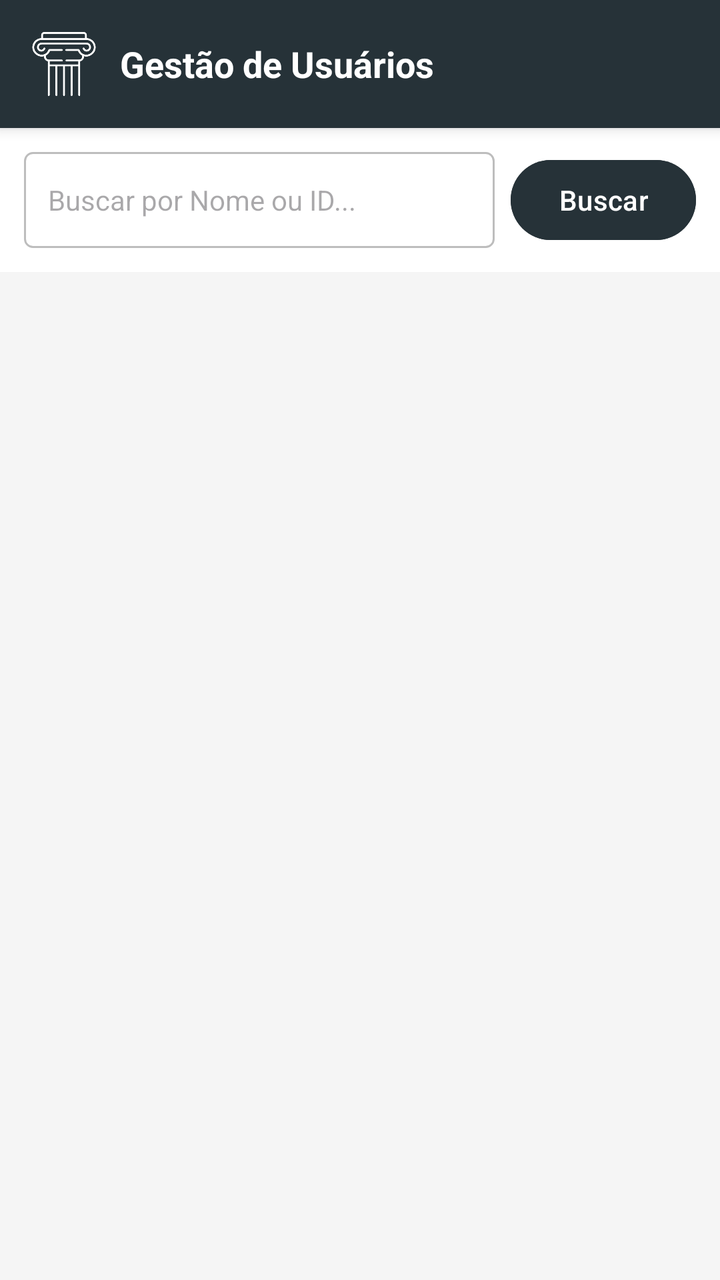
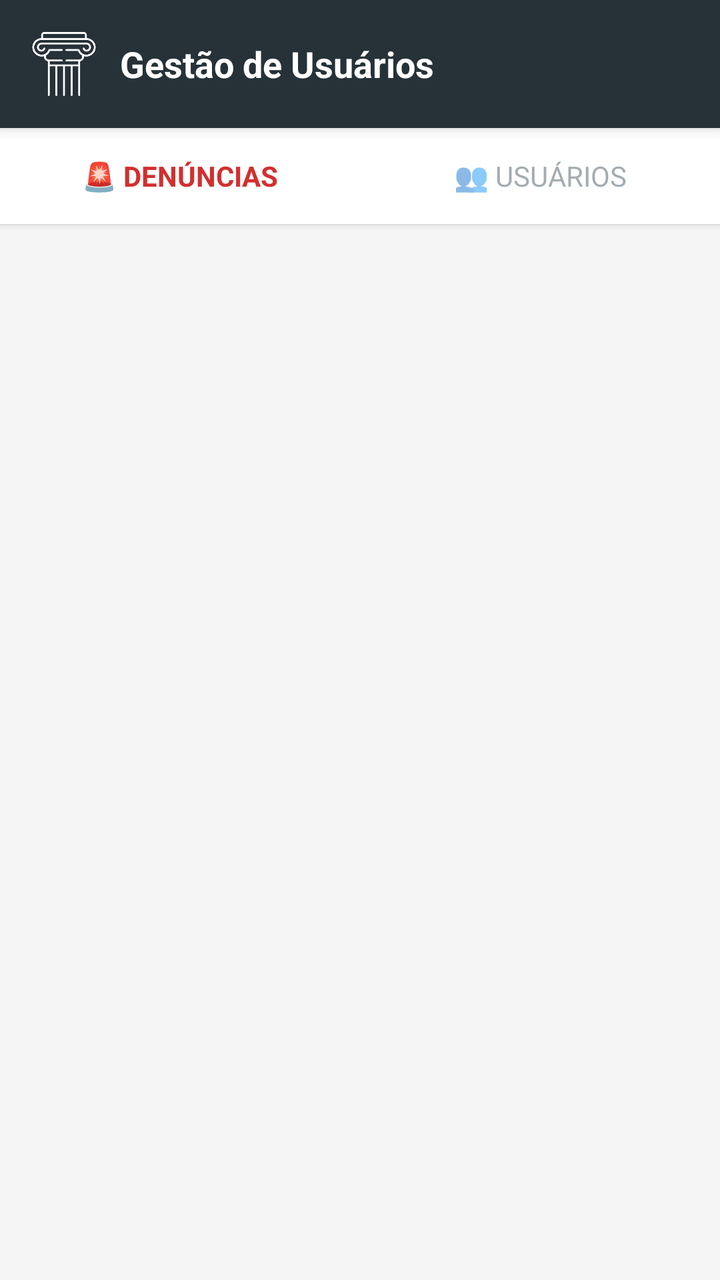

Compare the two renders of this Android layout. The source of the first and the diff that turns it into the second are given below.
<!-- AndroidManifest.xml: application theme Theme.App_Metas_2 -->
<!-- res/layout/tela_moderacao.xml -->
<?xml version="1.0" encoding="utf-8"?>
<LinearLayout xmlns:android="http://schemas.android.com/apk/res/android"
    xmlns:app="http://schemas.android.com/apk/res-auto"
    android:layout_width="match_parent"
    android:layout_height="match_parent"
    android:background="#F5F5F5"
    android:orientation="vertical">

    <LinearLayout
        android:layout_width="match_parent"
        android:layout_height="wrap_content"
        android:background="#263238"
        android:padding="16dp"
        android:elevation="4dp"
        android:gravity="center_vertical">

        <ImageView
            android:layout_width="32dp"
            android:layout_height="32dp"
            android:src="@drawable/pillar"
            app:tint="#FFFFFF" />

        <TextView
            android:layout_width="wrap_content"
            android:layout_height="wrap_content"
            android:layout_marginStart="12dp"
            android:text="Gestão de Usuários"
            android:textColor="#FFFFFF"
            android:textSize="18sp"
            android:textStyle="bold" />
    </LinearLayout>

    <LinearLayout
        android:layout_width="match_parent"
        android:layout_height="wrap_content"
        android:padding="12dp"
        android:background="#FFFFFF">

        <EditText
            android:id="@+id/etBuscarUsuario"
            android:layout_width="0dp"
            android:layout_height="48dp"
            android:layout_weight="1"
            android:background="@drawable/edit_text_background"
            android:hint="Buscar por Nome ou ID..."
            android:paddingStart="12dp"
            android:paddingEnd="12dp"
            android:textSize="14sp"
            android:inputType="text" />

        <Button
            android:id="@+id/btnBuscar"
            android:layout_width="wrap_content"
            android:layout_height="48dp"
            android:layout_marginStart="8dp"
            android:text="Buscar"
            android:backgroundTint="#263238"
            android:textColor="#FFFFFF"/>
    </LinearLayout>

    <androidx.recyclerview.widget.RecyclerView
        android:id="@+id/rvListaUsuarios"
        android:layout_width="match_parent"
        android:layout_height="match_parent"
        android:padding="8dp"
        android:clipToPadding="false" />

</LinearLayout>
<!-- resources referenced by this layout -->
<resources>
  <!-- drawable edit_text_background (drawable) -->
  <?xml version="1.0" encoding="utf-8"?>
  <shape xmlns:android="http://schemas.android.com/apk/res/android"
      android:shape="rectangle">
      <solid android:color="#FFFFFF" /> 
      <stroke
          android:width="1dp"
          android:color="#BDBDBD" /> 
      <corners android:radius="4dp" /> 
      <padding
          android:left="8dp"
          android:top="8dp"
          android:right="8dp"
          android:bottom="8dp" />
  </shape>
  <!-- drawable pillar: png bitmap (drawable, 5390 bytes) -->
  <style name="Theme.App_Metas_2" parent="Base.Theme.App_Metas_2" />
  <style name="Base.Theme.App_Metas_2" parent="Theme.Material3.DayNight.NoActionBar">
          
          
      </style>
</resources>

<!-- the commit's change to res/layout/tela_moderacao.xml (unified diff, before → after) -->
@@ -30,23 +30,56 @@
             android:textStyle="bold" />
     </LinearLayout>
 
+    
     <LinearLayout
         android:layout_width="match_parent"
         android:layout_height="wrap_content"
+        android:orientation="horizontal"
+        android:background="#FFFFFF"
+        android:elevation="2dp">
+
+        <Button
+            android:id="@+id/btnTabDenuncias"
+            android:layout_width="0dp"
+            android:layout_height="wrap_content"
+            android:layout_weight="1"
+            style="@style/Widget.AppCompat.Button.Borderless"
+            android:text="🚨 Denúncias"
+            android:textColor="#D32F2F"
+            android:textStyle="bold" />
+
+        <Button
+            android:id="@+id/btnTabUsuarios"
+            android:layout_width="0dp"
+            android:layout_height="wrap_content"
+            android:layout_weight="1"
+            style="@style/Widget.AppCompat.Button.Borderless"
+            android:text="👥 Usuários"
+            android:textColor="#455A64"
+            android:alpha="0.5" />
+    </LinearLayout>
+
+    
+    <LinearLayout
+        android:id="@+id/layoutBuscaUsuarios"
+        android:layout_width="match_parent"
+        android:layout_height="wrap_content"
         android:padding="12dp"
-        android:background="#FFFFFF">
+        android:background="#ECEFF1"
+        android:visibility="gone">
 
         <EditText
             android:id="@+id/etBuscarUsuario"
             android:layout_width="0dp"
             android:layout_height="48dp"
             android:layout_weight="1"
-            android:background="@drawable/edit_text_background"
+            android:background="@android:drawable/edit_text"
             android:hint="Buscar por Nome ou ID..."
             android:paddingStart="12dp"
             android:paddingEnd="12dp"
             android:textSize="14sp"
-            android:inputType="text" />
+            android:inputType="text" 
+            android:backgroundTint="#FFFFFF"/>
 
         <Button
             android:id="@+id/btnBuscar"
@@ -58,11 +91,26 @@
             android:textColor="#FFFFFF"/>
     </LinearLayout>
 
-    <androidx.recyclerview.widget.RecyclerView
-        android:id="@+id/rvListaUsuarios"
+    <FrameLayout
         android:layout_width="match_parent"
-        android:layout_height="match_parent"
-        android:padding="8dp"
-        android:clipToPadding="false" />
+        android:layout_height="match_parent">
+
+        <androidx.recyclerview.widget.RecyclerView
+            android:id="@+id/rvListaDenuncias"
+            android:layout_width="match_parent"
+            android:layout_height="match_parent"
+            android:padding="8dp"
+            android:clipToPadding="false"
+            android:visibility="visible" />
+
+        <androidx.recyclerview.widget.RecyclerView
+            android:id="@+id/rvListaUsuarios"
+            android:layout_width="match_parent"
+            android:layout_height="match_parent"
+            android:padding="8dp"
+            android:clipToPadding="false"
+            android:visibility="gone" />
+
+    </FrameLayout>
 
 </LinearLayout>
<!-- resource entries referenced after the edit -->
@@ -1,25 +1,35 @@
 <!-- resources referenced by this layout -->
 <resources>
-  <!-- drawable edit_text_background (drawable) -->
-  <?xml version="1.0" encoding="utf-8"?>
-  <shape xmlns:android="http://schemas.android.com/apk/res/android"
-      android:shape="rectangle">
-      <solid android:color="#FFFFFF" /> 
-      <stroke
-          android:width="1dp"
-          android:color="#BDBDBD" /> 
-      <corners android:radius="4dp" /> 
-      <padding
-          android:left="8dp"
-          android:top="8dp"
-          android:right="8dp"
-          android:bottom="8dp" />
-  </shape>
   <!-- drawable pillar: png bitmap (drawable, 5390 bytes) -->
   <style name="Theme.App_Metas_2" parent="Base.Theme.App_Metas_2" />
   <style name="Base.Theme.App_Metas_2" parent="Theme.Material3.DayNight.NoActionBar">
           
+          <item name="colorPrimary">@color/colorPrimary</item>
+          <item name="colorPrimaryVariant">@color/colorPrimaryVariant</item>
+          <item name="colorSecondary">@color/colorSecondary</item>
+          <item name="colorSecondaryVariant">@color/colorSecondaryVariant</item>
           
+          <item name="colorOnPrimary">@color/colorOnPrimary</item>
+          <item name="colorOnSecondary">@color/colorOnSecondary</item>
+          
+          
+          <item name="android:windowBackground">@color/colorBackground</item>
+          <item name="colorSurface">@color/colorSurface</item>
+          
+          
+          <item name="android:fontFamily">sans-serif</item>
+          
+          
+          <item name="android:statusBarColor">@color/colorPrimaryVariant</item>
+          <item name="android:navigationBarColor">@color/colorBackground</item>
       </style>
+  <color name="colorPrimary">#673AB7</color>
+  <color name="colorPrimaryVariant">#512DA8</color>
+  <color name="colorSecondary">#009688</color>
+  <color name="colorSecondaryVariant">#00796B</color>
+  <color name="colorOnPrimary">#FFFFFF</color>
+  <color name="colorOnSecondary">#FFFFFF</color>
+  <color name="colorBackground">#F3F4F6</color>
+  <color name="colorSurface">#FFFFFF</color>
 </resources>
 
